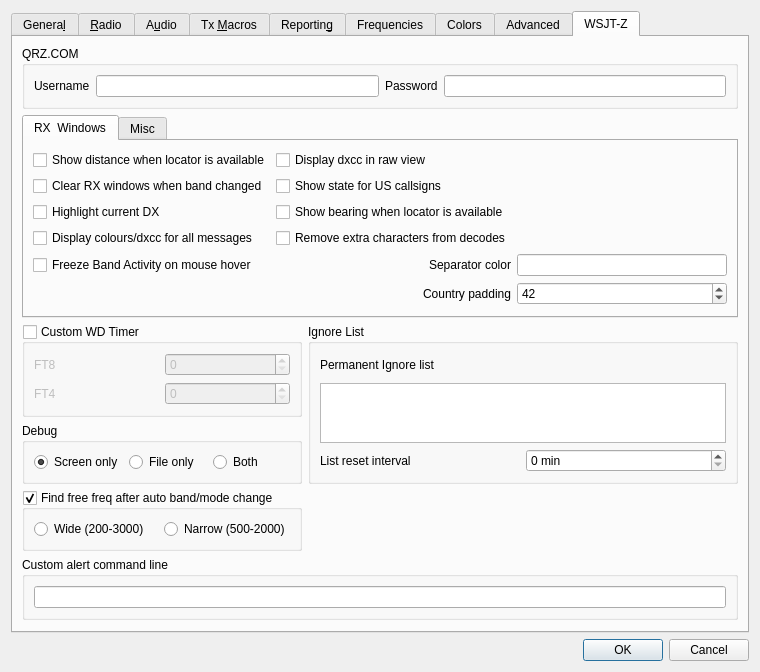
Qt form Configuration.ui (SpudGunMan/wsjt-z) before a commit.
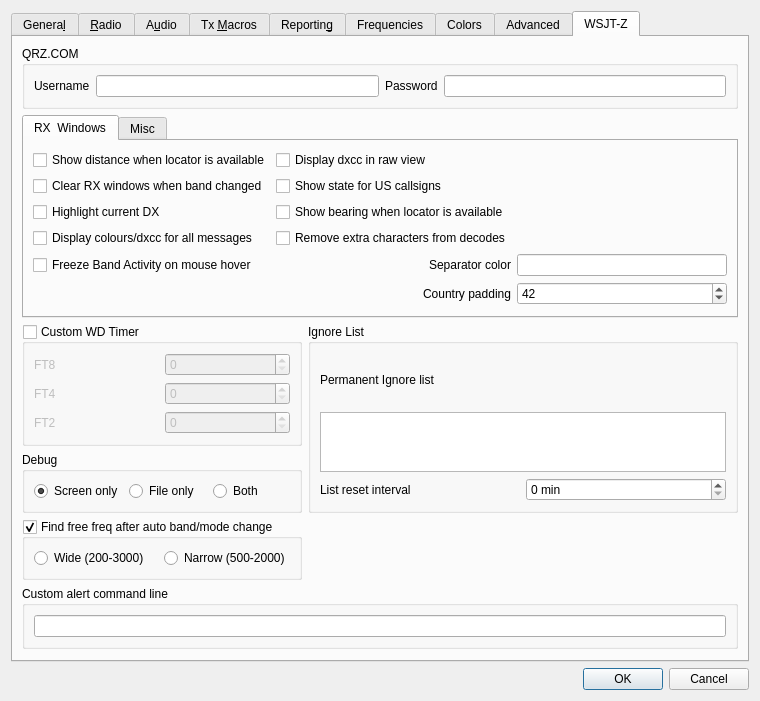
The same form after that commit. Custom widgets are drawn as their Qt base class.

Commit message:
FT2: add Custom WD timer row on WSJT-Z tab
User-visible change: Custom WD Timer groupbox on Settings > WSJT-Z tab
now has an FT2 row alongside FT8 and FT4.

- Configuration.ui: added label_WD_FT2 + sb_WD_FT2 at row 2 of gridLayout_19
- Configuration.hpp: wd_FT2() accessor
- Configuration.cpp: wd_FT2_ member, default=1, QSettings key 'wd_FT2',
  load/save/reset/apply handlers
- widgets/mainwindow.cpp watchdog(): return wd_FT2() when m_mode=='FT2'

```diff
--- a/Configuration.ui
+++ b/Configuration.ui
@@ -3835,6 +3835,16 @@
           <item row="1" column="1">
            <widget class="QSpinBox" name="sb_WD_FT4"/>
           </item>
+          <item row="2" column="0">
+           <widget class="QLabel" name="label_WD_FT2">
+            <property name="text">
+             <string>FT2</string>
+            </property>
+           </widget>
+          </item>
+          <item row="2" column="1">
+           <widget class="QSpinBox" name="sb_WD_FT2"/>
+          </item>
          </layout>
         </widget>
        </item>
```
The commit also changes 3 other files.
